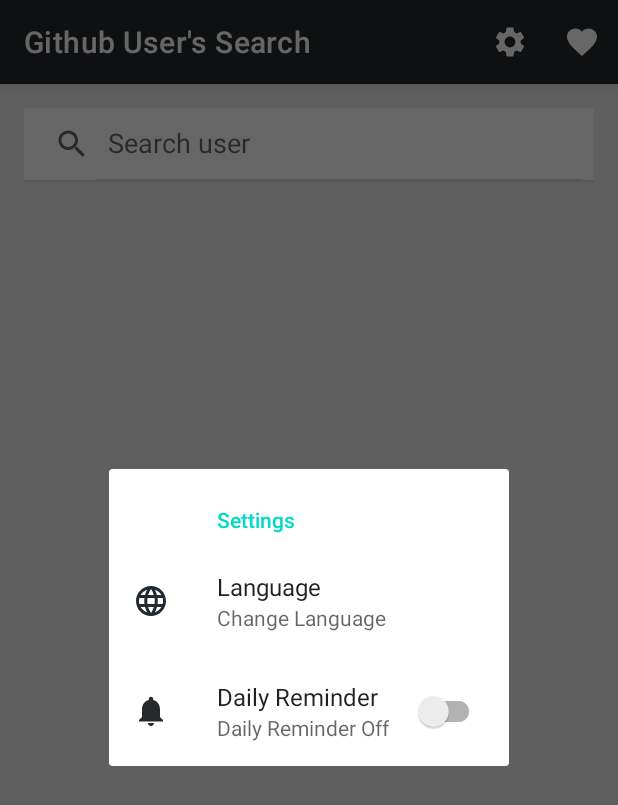
After one commit to CandraJengger/GithubUserApp, an Android app: the fragment SettingFragment placed in its activity, on a phone screen of 412 x 824 dp. The commit adds this screen. Shown: the top 805 px of the screen. Run offline under Robolectric (Android 15) with nearby library versions, the phone set to English and light mode, and no system bars; our stand-ins replace androidx.preference; libraries missing offline, so code that uses them is left out: com.loopj.android, cz.msebera.android; pictures from the network do not load.

Commit message:
Dialog Settings Fragment

```diff
--- a/app/build.gradle
+++ b/app/build.gradle
@@ -57,4 +57,5 @@ dependencies {
     implementation 'com.github.bumptech.glide:glide:4.11.0'
     implementation "org.jetbrains.kotlinx:kotlinx-coroutines-core:1.3.9"
     implementation "org.jetbrains.kotlinx:kotlinx-coroutines-android:1.3.9"
+    implementation 'androidx.preference:preference:1.1.1'
 }
--- a/app/src/main/java/com/jengger/githubuserapp/MainActivity.kt
+++ b/app/src/main/java/com/jengger/githubuserapp/MainActivity.kt
@@ -2,13 +2,11 @@ package com.jengger.githubuserapp
 
 import android.content.Intent
 import android.os.Bundle
-import android.provider.Settings
 import android.util.Log
 import android.view.Menu
 import android.view.MenuItem
 import android.view.View
 import android.widget.SearchView
-import android.widget.Toast
 import androidx.appcompat.app.AppCompatActivity
 import androidx.lifecycle.ViewModelProvider
 import androidx.recyclerview.widget.LinearLayoutManager
@@ -16,7 +14,7 @@ import com.jengger.githubuserapp.Adapter.UserAdapter
 import com.jengger.githubuserapp.Model.UserItems
 import com.jengger.githubuserapp.ViewModel.MainViewModel
 import com.jengger.githubuserapp.databinding.ActivityMainBinding
-import com.jengger.githubuserapp.db.UserHelper
+import com.jengger.githubuserapp.fragments.SettingFragment
 
 class MainActivity : AppCompatActivity() {
     private lateinit var adapter: UserAdapter
@@ -31,8 +29,12 @@ class MainActivity : AppCompatActivity() {
     override fun onOptionsItemSelected(item: MenuItem): Boolean {
         when (item.itemId) {
             R.id.action_change_settings -> {
-                val mIntent = Intent(Settings.ACTION_LOCALE_SETTINGS)
-                startActivity(mIntent)
+//                val mIntent = Intent(Settings.ACTION_LOCALE_SETTINGS)
+//                startActivity(mIntent)
+                val settingsFragment = SettingFragment()
+
+                val mFragmentManager = supportFragmentManager
+                settingsFragment.show(mFragmentManager, SettingFragment::class.java.simpleName)
                 return true
             }
             R.id.favorite_page -> {
--- /dev/null
+++ b/app/src/main/java/com/jengger/githubuserapp/fragments/SettingFragment.kt
@@ -0,0 +1,31 @@
+package com.jengger.githubuserapp.fragments
+
+import android.os.Bundle
+import androidx.fragment.app.Fragment
+import android.view.LayoutInflater
+import android.view.View
+import android.view.ViewGroup
+import androidx.fragment.app.DialogFragment
+import com.jengger.githubuserapp.R
+import com.jengger.githubuserapp.utils.MySettingPreference
+
+
+class SettingFragment : DialogFragment() {
+
+    override fun onCreateView(
+        inflater: LayoutInflater, container: ViewGroup?,
+        savedInstanceState: Bundle?
+    ): View? {
+        // Inflate the layout for this fragment
+
+        childFragmentManager.beginTransaction()
+            .add(R.id.setting_holder, MySettingPreference())
+            .commit()
+        return inflater.inflate(R.layout.fragment_setting, container, false)
+    }
+
+    override fun onViewCreated(view: View, savedInstanceState: Bundle?) {
+        super.onViewCreated(view, savedInstanceState)
+
+    }
+}
--- /dev/null
+++ b/app/src/main/java/com/jengger/githubuserapp/utils/MySettingPreference.kt
@@ -0,0 +1,12 @@
+package com.jengger.githubuserapp.utils
+
+import android.os.Bundle
+import androidx.preference.PreferenceFragmentCompat
+import com.jengger.githubuserapp.R
+
+
+class MySettingPreference : PreferenceFragmentCompat() {
+    override fun onCreatePreferences(savedInstanceState: Bundle?, rootKey: String?) {
+       addPreferencesFromResource(R.xml.settings_preference)
+    }
+}
--- /dev/null
+++ b/app/src/main/res/drawable/ic_language.xml
@@ -0,0 +1,5 @@
+<vector android:height="24dp" android:tint="@color/colorDark"
+    android:viewportHeight="24" android:viewportWidth="24"
+    android:width="24dp" xmlns:android="http://schemas.android.com/apk/res/android">
+    <path android:fillColor="@android:color/white" android:pathData="M11.99,2C6.47,2 2,6.48 2,12s4.47,10 9.99,10C17.52,22 22,17.52 22,12S17.52,2 11.99,2zM18.92,8h-2.95c-0.32,-1.25 -0.78,-2.45 -1.38,-3.56 1.84,0.63 3.37,1.91 4.33,3.56zM12,4.04c0.83,1.2 1.48,2.53 1.91,3.96h-3.82c0.43,-1.43 1.08,-2.76 1.91,-3.96zM4.26,14C4.1,13.36 4,12.69 4,12s0.1,-1.36 0.26,-2h3.38c-0.08,0.66 -0.14,1.32 -0.14,2 0,0.68 0.06,1.34 0.14,2L4.26,14zM5.08,16h2.95c0.32,1.25 0.78,2.45 1.38,3.56 -1.84,-0.63 -3.37,-1.9 -4.33,-3.56zM8.03,8L5.08,8c0.96,-1.66 2.49,-2.93 4.33,-3.56C8.81,5.55 8.35,6.75 8.03,8zM12,19.96c-0.83,-1.2 -1.48,-2.53 -1.91,-3.96h3.82c-0.43,1.43 -1.08,2.76 -1.91,3.96zM14.34,14L9.66,14c-0.09,-0.66 -0.16,-1.32 -0.16,-2 0,-0.68 0.07,-1.35 0.16,-2h4.68c0.09,0.65 0.16,1.32 0.16,2 0,0.68 -0.07,1.34 -0.16,2zM14.59,19.56c0.6,-1.11 1.06,-2.31 1.38,-3.56h2.95c-0.96,1.65 -2.49,2.93 -4.33,3.56zM16.36,14c0.08,-0.66 0.14,-1.32 0.14,-2 0,-0.68 -0.06,-1.34 -0.14,-2h3.38c0.16,0.64 0.26,1.31 0.26,2s-0.1,1.36 -0.26,2h-3.38z"/>
+</vector>
--- /dev/null
+++ b/app/src/main/res/drawable/ic_notifications.xml
@@ -0,0 +1,5 @@
+<vector android:height="24dp" android:tint="@color/colorDark"
+    android:viewportHeight="24" android:viewportWidth="24"
+    android:width="24dp" xmlns:android="http://schemas.android.com/apk/res/android">
+    <path android:fillColor="@android:color/white" android:pathData="M12,22c1.1,0 2,-0.9 2,-2h-4c0,1.1 0.89,2 2,2zM18,16v-5c0,-3.07 -1.64,-5.64 -4.5,-6.32L13.5,4c0,-0.83 -0.67,-1.5 -1.5,-1.5s-1.5,0.67 -1.5,1.5v0.68C7.63,5.36 6,7.92 6,11v5l-2,2v1h16v-1l-2,-2z"/>
+</vector>
--- /dev/null
+++ b/app/src/main/res/layout/fragment_setting.xml
@@ -0,0 +1,11 @@
+<?xml version="1.0" encoding="utf-8"?>
+<LinearLayout xmlns:android="http://schemas.android.com/apk/res/android"
+    xmlns:tools="http://schemas.android.com/tools"
+    android:id="@+id/setting_holder"
+    android:orientation="vertical"
+    android:layout_width="match_parent"
+    android:layout_height="match_parent"
+    tools:context=".fragments.SettingFragment">
+
+
+</LinearLayout>
--- a/app/src/main/res/menu-v26/main_menu.xml
+++ b/app/src/main/res/menu-v26/main_menu.xml
@@ -7,7 +7,7 @@
             android:iconTint="@color/white"
             android:id="@+id/action_change_settings"
             android:title="@string/change_language_settings"
-            app:showAsAction="never" />
+            app:showAsAction="always" />
         <item
             android:icon="@drawable/ic_favorite"
             android:id="@+id/favorite_page"
--- a/app/src/main/res/menu/main_menu.xml
+++ b/app/src/main/res/menu/main_menu.xml
@@ -7,7 +7,7 @@
             android:iconTint="@color/white"
             android:id="@+id/action_change_settings"
             android:title="@string/change_language_settings"
-            app:showAsAction="never" />
+            app:showAsAction="always" />
         <item
             android:icon="@drawable/ic_favorite"
             android:id="@+id/favorite_page"
--- a/app/src/main/res/values/strings.xml
+++ b/app/src/main/res/values/strings.xml
@@ -25,7 +25,9 @@
     <string name="not_found">User Not Found</string>
     <string name="has_no_followers">Has no followers yet</string>
     <string name="has_no_following">Not following anyone yet</string>
-    <string name="change_language_settings">Change Language Settings</string>
+    <string name="settings">Settings</string>
+    <string name="language">Language</string>
+    <string name="change_language_settings">Change Language</string>
     <!-- TODO: Remove or change this placeholder text -->
     <string name="hello_blank_fragment">Hello blank fragment</string>
     <string name="favorite_page">Favorite Page</string>
@@ -34,4 +36,10 @@
     <string name="added_favorite">You added as favorites</string>
     <string name="remove_favorite">You remove from favorites</string>
     <string name="failed">Failed</string>
+    <string name="reminder">Daily Reminder</string>
+    <string name="reminder_on">Daily Reminder On</string>
+    <string name="reminder_off">Daily Reminder Off</string>
+    <string name="reminder_title">Github User Waiting For You</string>
+    <string name="reminder_message">Find Your Favorite User Now!</string>
+    <string name="reminder_key" translatable="false">Reminder</string>
 </resources>
--- /dev/null
+++ b/app/src/main/res/xml/settings_preference.xml
@@ -0,0 +1,22 @@
+<?xml version="1.0" encoding="utf-8"?>
+<PreferenceScreen xmlns:android="http://schemas.android.com/apk/res/android"
+    xmlns:app="http://schemas.android.com/apk/res-auto">
+
+    <PreferenceCategory app:title="@string/settings">
+
+        <Preference
+            android:icon="@drawable/ic_language"
+            android:title="@string/language"
+            android:summary="@string/change_language_settings">
+            <intent
+                android:action="android.settings.LOCALE_SETTINGS"/>
+        </Preference>
+
+        <SwitchPreferenceCompat
+            android:icon="@drawable/ic_notifications"
+            android:key="@string/reminder_key"
+            android:title="@string/reminder"
+            android:summaryOn="@string/reminder_on"
+            android:summaryOff="@string/reminder_off"/>
+    </PreferenceCategory>
+</PreferenceScreen>
```
Also changed, not shown: 1 other file.
